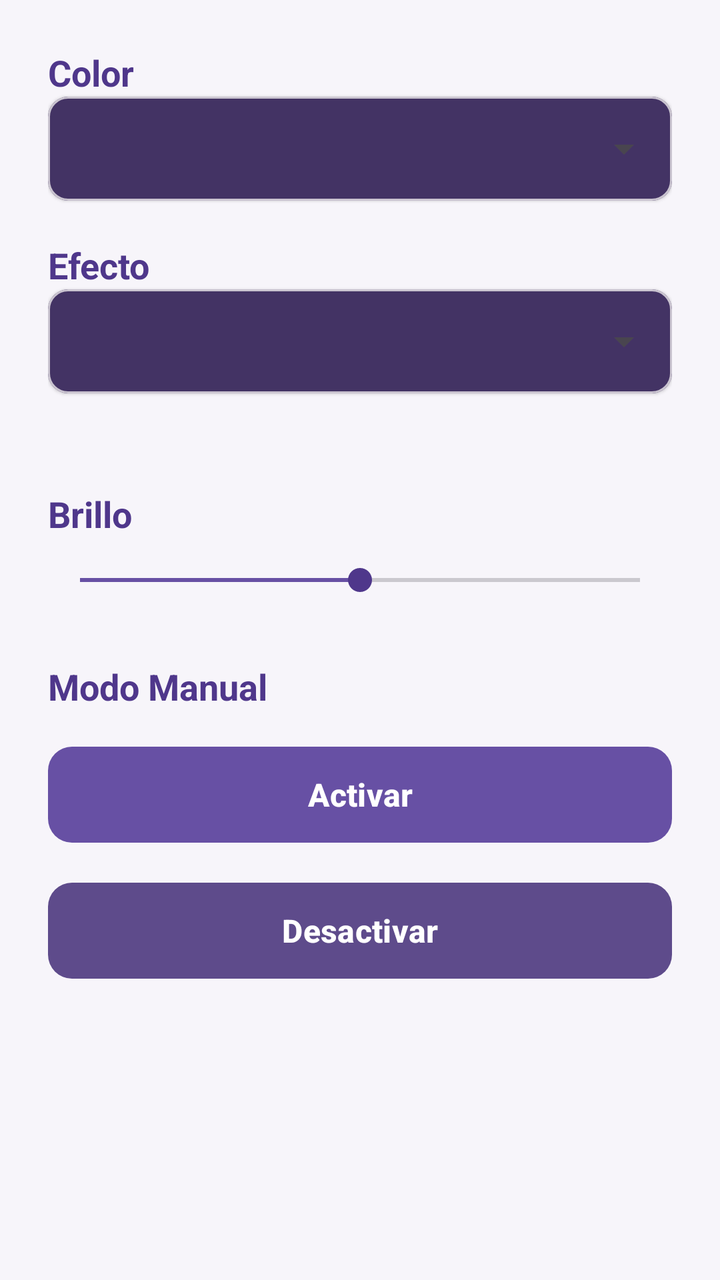
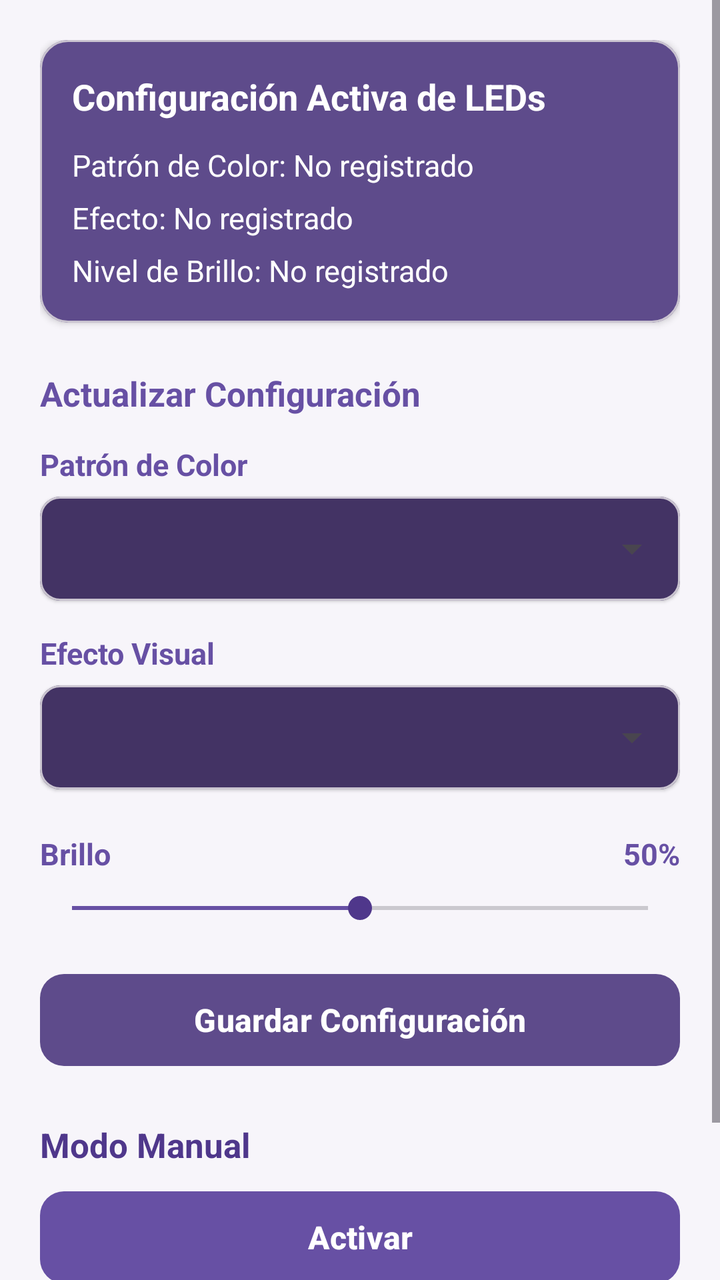

Screens rendered from an Android XML layout before and after an edit, with the pre-edit source and the edit as a unified diff.
<!-- AndroidManifest.xml: application theme Theme.BikeLight -->
<!-- res/layout/fragment_led_config.xml -->
<?xml version="1.0" encoding="utf-8"?>
<androidx.constraintlayout.widget.ConstraintLayout
    xmlns:android="http://schemas.android.com/apk/res/android"
    xmlns:app="http://schemas.android.com/apk/res-auto"
    android:layout_width="match_parent"
    android:layout_height="match_parent"
    android:background="@color/bikelight_bg">

    <ScrollView
        android:id="@+id/scrollContent"
        android:layout_width="0dp"
        android:layout_height="0dp"
        android:fillViewport="true"
        app:layout_constraintTop_toTopOf="parent"
        app:layout_constraintBottom_toBottomOf="parent"
        app:layout_constraintStart_toStartOf="parent"
        app:layout_constraintEnd_toEndOf="parent">

        <LinearLayout
            android:layout_width="match_parent"
            android:layout_height="wrap_content"
            android:orientation="vertical"
            android:padding="24dp">

            
            <TextView
                android:id="@+id/tvLabelColor"
                android:layout_width="wrap_content"
                android:layout_height="wrap_content"
                android:text="Color"
                android:textColor="@color/bikelight_primary_dark"
                android:textSize="18sp"
                android:textStyle="bold" />

            <com.google.android.material.card.MaterialCardView
                android:layout_width="match_parent"
                android:layout_height="52dp"
                android:layout_marginBottom="20dp"
                app:cardCornerRadius="10dp"
                app:cardElevation="1dp"
                app:cardBackgroundColor="@color/bikelight_card_dark">

                <Spinner
                    android:id="@+id/spinnerLedColors"
                    android:layout_width="match_parent"
                    android:layout_height="match_parent"
                    android:paddingStart="8dp"
                    android:paddingEnd="8dp"
                    android:popupBackground="@color/bikelight_card_dark" />
            </com.google.android.material.card.MaterialCardView>

            
            <TextView
                android:id="@+id/tvEffectColors"
                android:layout_width="wrap_content"
                android:layout_height="wrap_content"
                android:text="Efecto"
                android:textColor="@color/bikelight_primary_dark"
                android:textSize="18sp"
                android:textStyle="bold" />

            <com.google.android.material.card.MaterialCardView
                android:layout_width="match_parent"
                android:layout_height="52dp"
                android:layout_marginBottom="20dp"
                app:cardCornerRadius="10dp"
                app:cardElevation="1dp"
                app:cardBackgroundColor="@color/bikelight_card_dark">

                <Spinner
                    android:id="@+id/spinnerEffectColors"
                    android:layout_width="match_parent"
                    android:layout_height="match_parent"
                    android:paddingStart="8dp"
                    android:paddingEnd="8dp"
                    android:popupBackground="@color/bikelight_card_dark" />
            </com.google.android.material.card.MaterialCardView>

            
            <TextView
                android:id="@+id/tvLabelBrillo"
                android:layout_width="wrap_content"
                android:layout_height="wrap_content"
                android:layout_marginTop="28dp"
                android:text="Brillo"
                android:textColor="@color/bikelight_primary_dark"
                android:textSize="18sp"
                android:textStyle="bold" />

            <SeekBar
                android:id="@+id/seekBarBrightness"
                android:layout_width="match_parent"
                android:layout_height="wrap_content"
                android:layout_marginTop="12dp"
                android:max="100"
                android:progress="50"
                android:progressTint="@color/bikelight_primary"
                android:thumbTint="@color/bikelight_primary_dark" />

            
            <TextView
                android:id="@+id/tvLabelModoManual"
                android:layout_width="wrap_content"
                android:layout_height="wrap_content"
                android:layout_marginTop="32dp"
                android:text="Modo Manual"
                android:textColor="@color/bikelight_primary_dark"
                android:textSize="18sp"
                android:textStyle="bold" />

            
            <com.google.android.material.button.MaterialButton
                android:id="@+id/btnActivarLed"
                android:layout_width="match_parent"
                android:layout_height="56dp"
                android:layout_marginTop="14dp"
                app:backgroundTint="@color/bikelight_primary"
                android:text="Activar"
                android:textAllCaps="false"
                android:textColor="@color/white"
                android:textSize="16sp"
                android:textStyle="bold"
                app:cornerRadius="12dp" />

            
            <com.google.android.material.button.MaterialButton
                android:id="@+id/btnDesactivarLed"
                android:layout_width="match_parent"
                android:layout_height="56dp"
                android:layout_marginTop="12dp"
                app:backgroundTint="@color/bikelight_card"
                android:text="Desactivar"
                android:textAllCaps="false"
                android:textColor="@color/white"
                android:textSize="16sp"
                android:textStyle="bold"
                app:cornerRadius="12dp" />
        </LinearLayout>
    </ScrollView>
</androidx.constraintlayout.widget.ConstraintLayout>
<!-- resources referenced by this layout -->
<resources>
  <color name="bikelight_bg">#F7F5FA</color>
  <color name="bikelight_card">#5E4B8B</color>
  <color name="bikelight_card_dark">#433364</color>
  <color name="bikelight_primary">#6750A4</color>
  <color name="bikelight_primary_dark">#4F378B</color>
  <color name="white">#FFFFFF</color>
  <style name="Theme.BikeLight" parent="Base.Theme.BikeLight" />
  <style name="Base.Theme.BikeLight" parent="Theme.Material3.DayNight.NoActionBar">
          
          
      </style>
</resources>

<!-- the commit's change to res/layout/fragment_led_config.xml (unified diff, before → after) -->
@@ -20,22 +20,83 @@
             android:layout_width="match_parent"
             android:layout_height="wrap_content"
             android:orientation="vertical"
-            android:padding="24dp">
-
-            
+            android:padding="20dp">
+
+            <com.google.android.material.card.MaterialCardView
+                android:id="@+id/cardFichaLed"
+                android:layout_width="match_parent"
+                android:layout_height="wrap_content"
+                android:layout_marginBottom="24dp"
+                app:cardCornerRadius="14dp"
+                app:cardElevation="2dp"
+                app:cardBackgroundColor="@color/bikelight_card">
+
+                <LinearLayout
+                    android:layout_width="match_parent"
+                    android:layout_height="wrap_content"
+                    android:orientation="vertical"
+                    android:padding="16dp">
+
+                    <TextView
+                        android:layout_width="wrap_content"
+                        android:layout_height="wrap_content"
+                        android:text="Configuración Activa de LEDs"
+                        android:textSize="18sp"
+                        android:textStyle="bold"
+                        android:textColor="@color/white"
+                        android:layout_marginBottom="12dp" />
+
+                    <TextView
+                        android:id="@+id/tvDisplayColor"
+                        android:layout_width="wrap_content"
+                        android:layout_height="wrap_content"
+                        android:text="Patrón de Color: No registrado"
+                        android:textColor="@color/white"
+                        android:textSize="15sp"
+                        android:layout_marginBottom="6dp" />
+
+                    <TextView
+                        android:id="@+id/tvDisplayEfecto"
+                        android:layout_width="wrap_content"
+                        android:layout_height="wrap_content"
+                        android:text="Efecto: No registrado"
+                        android:textColor="@color/white"
+                        android:textSize="15sp"
+                        android:layout_marginBottom="6dp" />
+
+                    <TextView
+                        android:id="@+id/tvDisplayBrillo"
+                        android:layout_width="wrap_content"
+                        android:layout_height="wrap_content"
+                        android:text="Nivel de Brillo: No registrado"
+                        android:textColor="@color/white"
+                        android:textSize="15sp" />
+                </LinearLayout>
+            </com.google.android.material.card.MaterialCardView>
+
+            <TextView
+                android:layout_width="wrap_content"
+                android:layout_height="wrap_content"
+                android:text="Actualizar Configuración"
+                android:textStyle="bold"
+                android:textSize="17sp"
+                android:textColor="@color/bikelight_primary"
+                android:layout_marginBottom="14dp" />
+
             <TextView
                 android:id="@+id/tvLabelColor"
                 android:layout_width="wrap_content"
                 android:layout_height="wrap_content"
-                android:text="Color"
-                android:textColor="@color/bikelight_primary_dark"
-                android:textSize="18sp"
-                android:textStyle="bold" />
+                android:text="Patrón de Color"
+                android:textColor="@color/bikelight_primary"
+                android:textSize="15sp"
+                android:textStyle="bold"
+                android:layout_marginBottom="6dp" />
 
             <com.google.android.material.card.MaterialCardView
                 android:layout_width="match_parent"
                 android:layout_height="52dp"
-                android:layout_marginBottom="20dp"
+                android:layout_marginBottom="16dp"
                 app:cardCornerRadius="10dp"
                 app:cardElevation="1dp"
                 app:cardBackgroundColor="@color/bikelight_card_dark">
@@ -49,20 +110,20 @@
                     android:popupBackground="@color/bikelight_card_dark" />
             </com.google.android.material.card.MaterialCardView>
 
-            
             <TextView
                 android:id="@+id/tvEffectColors"
                 android:layout_width="wrap_content"
                 android:layout_height="wrap_content"
-                android:text="Efecto"
-                android:textColor="@color/bikelight_primary_dark"
-                android:textSize="18sp"
-                android:textStyle="bold" />
+                android:text="Efecto Visual"
+                android:textColor="@color/bikelight_primary"
+                android:textSize="15sp"
+                android:textStyle="bold"
+                android:layout_marginBottom="6dp" />
 
             <com.google.android.material.card.MaterialCardView
                 android:layout_width="match_parent"
                 android:layout_height="52dp"
-                android:layout_marginBottom="20dp"
+                android:layout_marginBottom="16dp"
                 app:cardCornerRadius="10dp"
                 app:cardElevation="1dp"
                 app:cardBackgroundColor="@color/bikelight_card_dark">
@@ -77,58 +138,84 @@
             </com.google.android.material.card.MaterialCardView>
 
             
-            <TextView
-                android:id="@+id/tvLabelBrillo"
-                android:layout_width="wrap_content"
-                android:layout_height="wrap_content"
-                android:layout_marginTop="28dp"
-                android:text="Brillo"
-                android:textColor="@color/bikelight_primary_dark"
-                android:textSize="18sp"
-                android:textStyle="bold" />
+            <LinearLayout
+                android:layout_width="match_parent"
+                android:layout_height="wrap_content"
+                android:orientation="horizontal"
+                android:layout_marginTop="6dp">
+
+                <TextView
+                    android:id="@+id/tvLabelBrillo"
+                    android:layout_width="0dp"
+                    android:layout_height="wrap_content"
+                    android:layout_weight="1"
+                    android:text="Brillo"
+                    android:textColor="@color/bikelight_primary"
+                    android:textSize="15sp"
+                    android:textStyle="bold" />
+
+                <TextView
+                    android:id="@+id/tvValorBrilloActual"
+                    android:layout_width="wrap_content"
+                    android:layout_height="wrap_content"
+                    android:text="50%"
+                    android:textColor="@color/bikelight_primary"
+                    android:textSize="15sp"
+                    android:textStyle="bold" />
+            </LinearLayout>
 
             <SeekBar
                 android:id="@+id/seekBarBrightness"
                 android:layout_width="match_parent"
                 android:layout_height="wrap_content"
-                android:layout_marginTop="12dp"
+                android:layout_marginTop="8dp"
+                android:layout_marginBottom="20dp"
                 android:max="100"
                 android:progress="50"
                 android:progressTint="@color/bikelight_primary"
                 android:thumbTint="@color/bikelight_primary_dark" />
 
-            
+            <com.google.android.material.button.MaterialButton
+                android:id="@+id/btnGuardarLed"
+                android:layout_width="match_parent"
+                android:layout_height="54dp"
+                app:backgroundTint="@color/bikelight_card"
+                android:text="Guardar Configuración"
+                android:textAllCaps="false"
+                android:textColor="@color/white"
+                android:textSize="16sp"
+                android:textStyle="bold"
+                app:cornerRadius="12dp"
+                android:layout_marginBottom="24dp" />
+
             <TextView
                 android:id="@+id/tvLabelModoManual"
                 android:layout_width="wrap_content"
                 android:layout_height="wrap_content"
-                android:layout_marginTop="32dp"
                 android:text="Modo Manual"
                 android:textColor="@color/bikelight_primary_dark"
-                android:textSize="18sp"
-                android:textStyle="bold" />
-
-            
+                android:textSize="17sp"
+                android:textStyle="bold"
+                android:layout_marginBottom="8dp" />
+
             <com.google.android.material.button.MaterialButton
                 android:id="@+id/btnActivarLed"
                 android:layout_width="match_parent"
-                android:layout_height="56dp"
-                android:layout_marginTop="14dp"
+                android:layout_height="54dp"
                 app:backgroundTint="@color/bikelight_primary"
                 android:text="Activar"
                 android:textAllCaps="false"
                 android:textColor="@color/white"
                 android:textSize="16sp"
                 android:textStyle="bold"
-                app:cornerRadius="12dp" />
-
-            
+                app:cornerRadius="12dp"
+                android:layout_marginBottom="10dp" />
+
             <com.google.android.material.button.MaterialButton
                 android:id="@+id/btnDesactivarLed"
                 android:layout_width="match_parent"
-                android:layout_height="56dp"
-                android:layout_marginTop="12dp"
-                app:backgroundTint="@color/bikelight_card"
+                android:layout_height="54dp"
+                app:backgroundTint="@color/bikelight_card_dark"
                 android:text="Desactivar"
                 android:textAllCaps="false"
                 android:textColor="@color/white"
